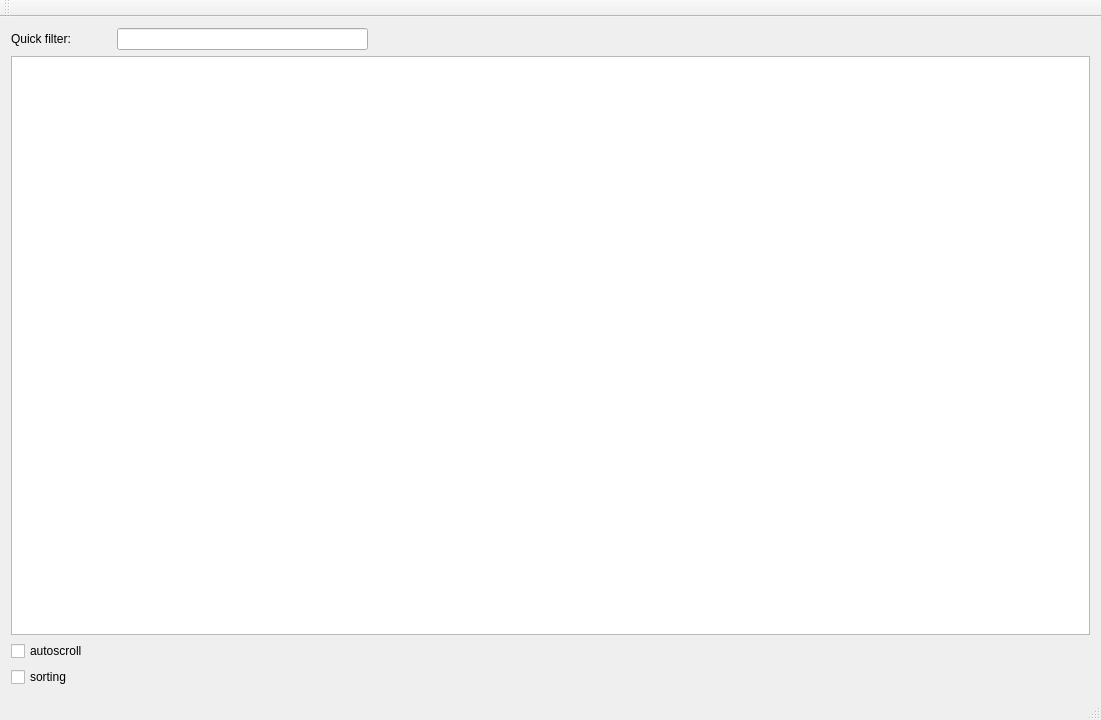
First picture: the form in mainwindow.ui, repository kr0st/fpgui, before the edit.
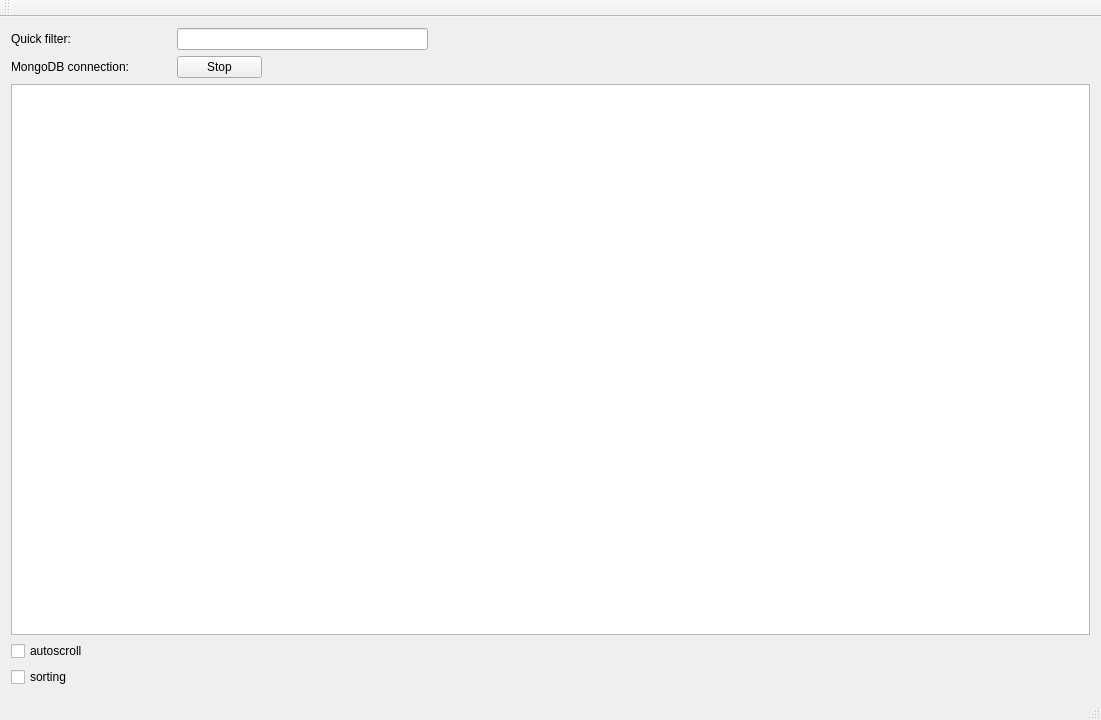
Second picture: the form after the edit.

Commit message: More GUI controls added to the main form.

Diff of the .ui file:
```diff
--- a/mainwindow.ui
+++ b/mainwindow.ui
@@ -23,7 +23,7 @@
          <widget class="QLabel" name="quickfilter_label">
           <property name="minimumSize">
            <size>
-            <width>100</width>
+            <width>160</width>
             <height>0</height>
            </size>
           </property>
@@ -57,6 +57,49 @@
         </item>
        </layout>
       </item>
+      <item>
+       <layout class="QHBoxLayout" name="horizontalLayout_2">
+        <item>
+         <widget class="QLabel" name="mongo_label">
+          <property name="minimumSize">
+           <size>
+            <width>160</width>
+            <height>0</height>
+           </size>
+          </property>
+          <property name="text">
+           <string>MongoDB connection:</string>
+          </property>
+         </widget>
+        </item>
+        <item>
+         <widget class="QPushButton" name="connection_button">
+          <property name="minimumSize">
+           <size>
+            <width>85</width>
+            <height>0</height>
+           </size>
+          </property>
+          <property name="text">
+           <string>Stop</string>
+          </property>
+         </widget>
+        </item>
+        <item>
+         <spacer name="horizontalSpacer_2">
+          <property name="orientation">
+           <enum>Qt::Horizontal</enum>
+          </property>
+          <property name="sizeHint" stdset="0">
+           <size>
+            <width>40</width>
+            <height>20</height>
+           </size>
+          </property>
+         </spacer>
+        </item>
+       </layout>
+      </item>
       <item>
        <widget class="QTableWidget" name="tableWidget">
         <property name="horizontalScrollBarPolicy">
```
